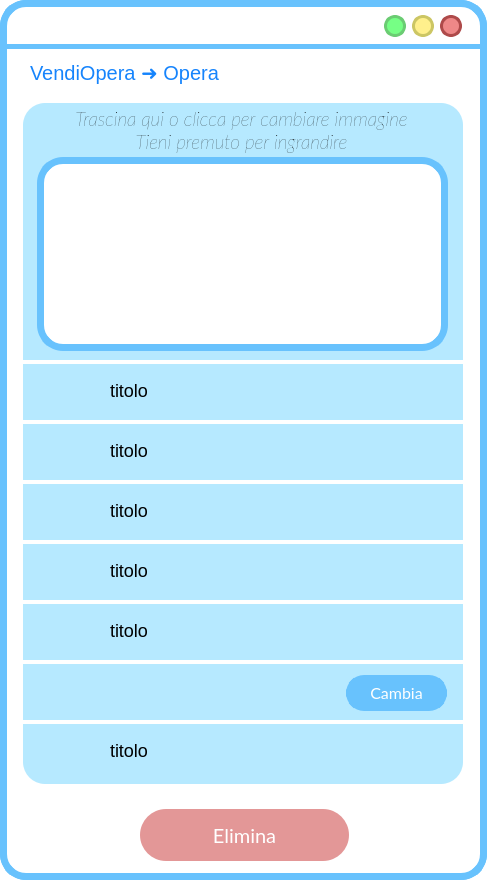
This is frontend/ui/VistaOpera.ui in MrPio/MuseoOmero as Qt 5 draws it before an edit. The edited form follows.
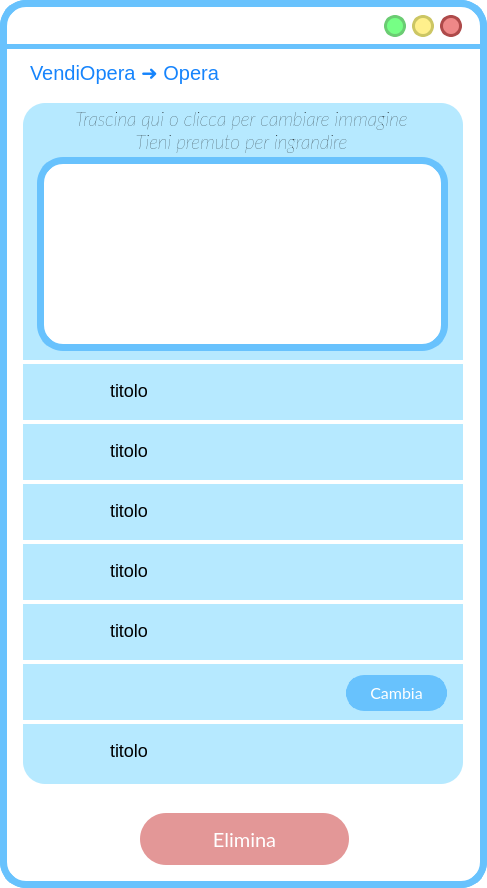
This is the edited form. Icons and pictures are not drawn.

```diff
--- a/frontend/ui/VistaOpera.ui
+++ b/frontend/ui/VistaOpera.ui
@@ -7,9 +7,15 @@
     <x>0</x>
     <y>0</y>
     <width>487</width>
-    <height>880</height>
+    <height>888</height>
    </rect>
   </property>
+  <property name="maximumSize">
+   <size>
+    <width>487</width>
+    <height>888</height>
+   </size>
+  </property>
   <property name="cursor">
    <cursorShape>ArrowCursor</cursorShape>
   </property>
@@ -1058,7 +1064,7 @@
     <property name="geometry">
      <rect>
       <x>140</x>
-      <y>809</y>
+      <y>813</y>
       <width>209</width>
       <height>52</height>
      </rect>
```
